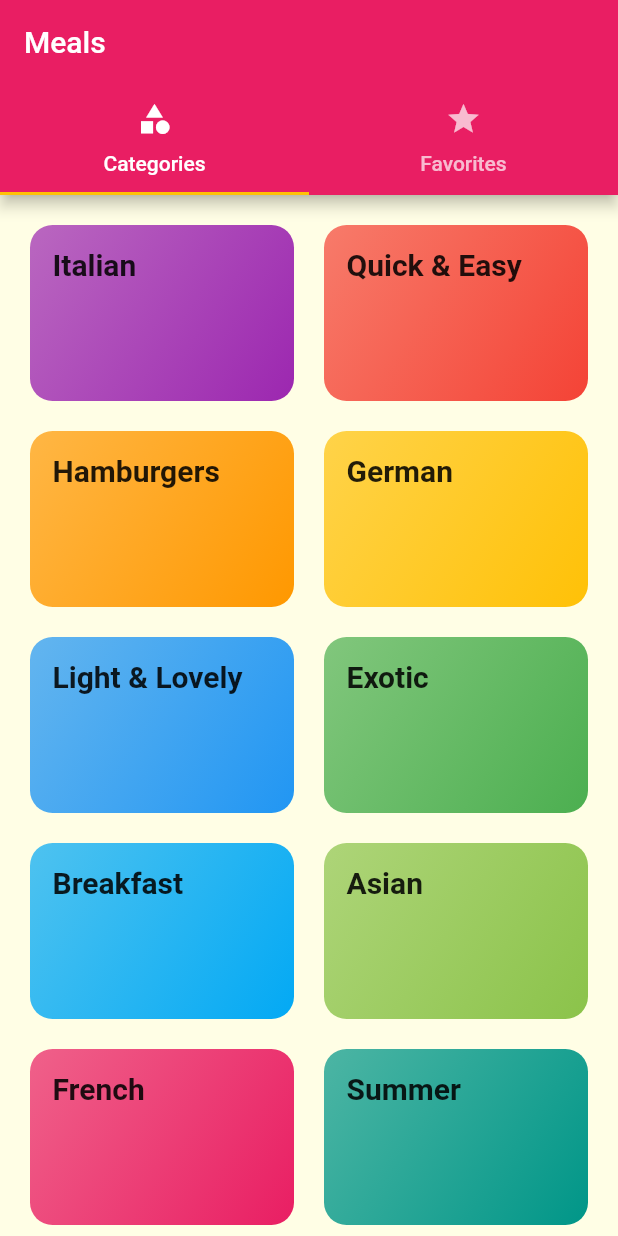
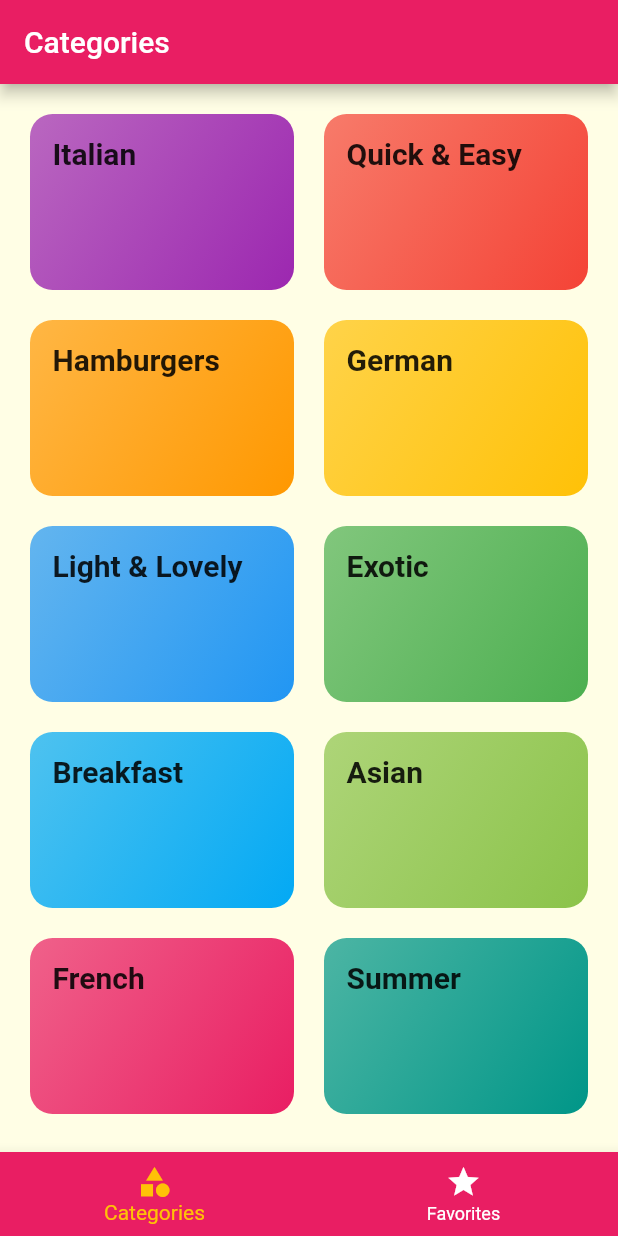
Before and after one commit to serdarsalci/meal_app, a Flutter app: the screen it shows after launch, on a phone screen of 412 x 824 dp. Run offline on Flutter 3.47's test engine with Material 2 defaults, Android fonts, the phone set to English and light mode, and no system bars; Roboto replaces fonts that are missing (Raleway, RobotoCondensed).

```diff
--- a/lib/screens/tabs_screen.dart
+++ b/lib/screens/tabs_screen.dart
@@ -8,27 +8,45 @@ class TabsScreen extends StatefulWidget {
 }
 
 class _TabsScreenState extends State<TabsScreen> {
+  final List<Map<String, Object>> _pages = [
+    {'page': CategoriesScreen(), 'title': 'Categories'},
+    {'page': FavoritesScreen(), 'title': 'Your Favorites'}
+  ];
+
+  int _selectedPageIndex = 0;
+
+  void _selectPage(int index) {
+    setState(() {
+      _selectedPageIndex = index;
+    });
+  }
+
   @override
   Widget build(BuildContext context) {
-    return DefaultTabController(
-      length: 2,
-      // initialIndex: 1,
-      child: Scaffold(
-        appBar: AppBar(
-          title: Text('Meals'),
-          bottom: TabBar(
-            tabs: [
-              Tab(icon: Icon(Icons.category), text: 'Categories'),
-              Tab(icon: Icon(Icons.star), text: 'Favorites'),
-            ],
+    return Scaffold(
+      appBar: AppBar(
+        title: Text(_pages[_selectedPageIndex]['title']),
+      ),
+      body: _pages[_selectedPageIndex]['page'],
+      bottomNavigationBar: BottomNavigationBar(
+        onTap: _selectPage,
+        backgroundColor: Theme.of(context).primaryColor,
+        unselectedItemColor: Colors.white,
+        selectedItemColor: Theme.of(context).accentColor,
+        currentIndex: _selectedPageIndex,
+        type: BottomNavigationBarType.fixed,
+        items: [
+          BottomNavigationBarItem(
+            backgroundColor: Theme.of(context).primaryColor,
+            icon: Icon(Icons.category),
+            label: 'Categories',
           ),
-        ),
-        body: TabBarView(
-          children: [
-            CategoriesScreen(),
-            FavoritesScreen(),
-          ],
-        ),
+          BottomNavigationBarItem(
+            backgroundColor: Theme.of(context).primaryColor,
+            icon: Icon(Icons.star),
+            label: 'Favorites',
+          ),
+        ],
       ),
     );
   }
```
